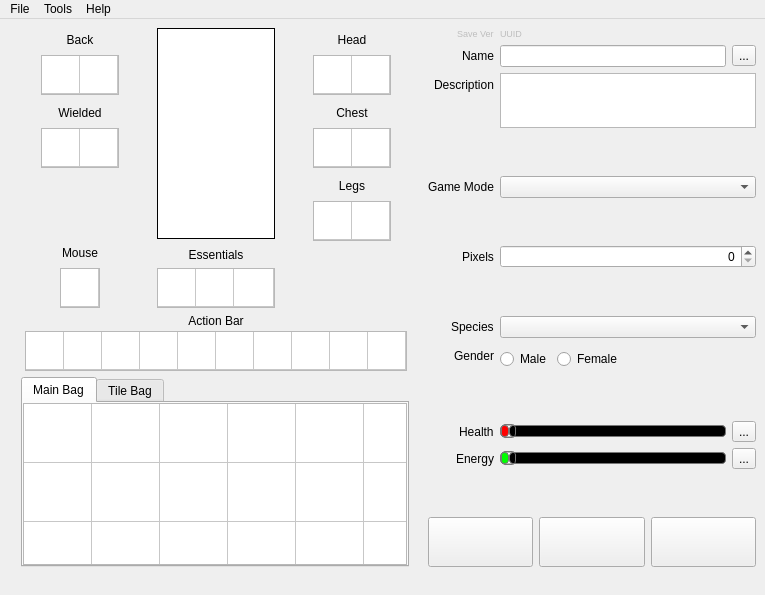
Old version of the form starcheat/templates/MainWindow.ui in the repository wizzomafizzo/starcheat.
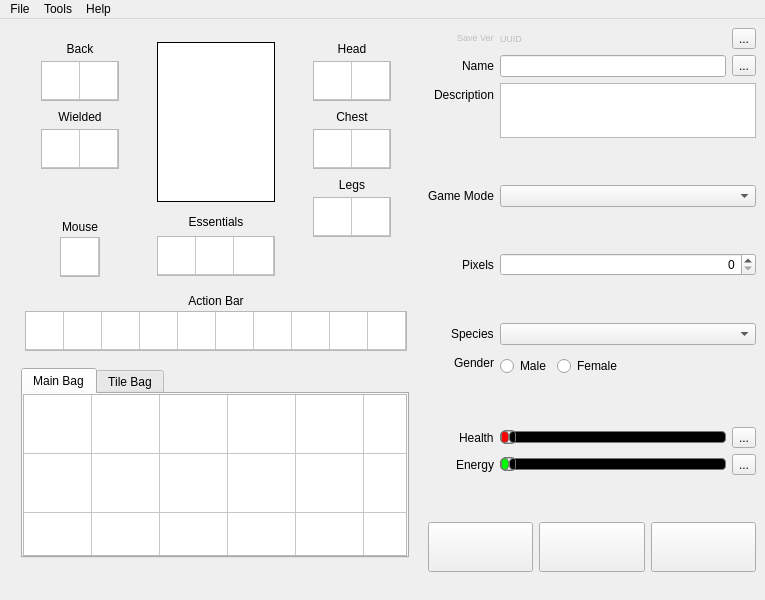
New version of the form. Icons and pictures are not drawn.

What changed in the file:
```diff
--- a/starcheat/templates/MainWindow.ui
+++ b/starcheat/templates/MainWindow.ui
@@ -7,7 +7,7 @@
     <x>0</x>
     <y>0</y>
     <width>765</width>
-    <height>595</height>
+    <height>600</height>
    </rect>
   </property>
   <property name="windowTitle">
@@ -18,7 +18,7 @@
     <normaloff>:/starcheat/images/starcheat_64_single.png</normaloff>:/starcheat/images/starcheat_64_single.png</iconset>
   </property>
   <widget class="QWidget" name="centralwidget">
-   <layout class="QHBoxLayout" name="horizontalLayout_4">
+   <layout class="QHBoxLayout" name="horizontalLayout_7">
     <item>
      <layout class="QVBoxLayout" name="verticalLayout_6">
       <item>
@@ -458,7 +458,7 @@
           <property name="maximumSize">
            <size>
             <width>118</width>
-            <height>16777215</height>
+            <height>160</height>
            </size>
           </property>
           <property name="styleSheet">
@@ -1623,6 +1623,9 @@
      <layout class="QVBoxLayout" name="verticalLayout_7">
       <item>
        <layout class="QFormLayout" name="formLayout">
+        <property name="fieldGrowthPolicy">
+         <enum>QFormLayout::AllNonFixedFieldsGrow</enum>
+        </property>
         <property name="labelAlignment">
          <set>Qt::AlignRight|Qt::AlignTrailing|Qt::AlignVCenter</set>
         </property>
@@ -1644,24 +1647,6 @@
           </property>
          </widget>
         </item>
-        <item row="0" column="1">
-         <widget class="QLabel" name="uuid_label">
-          <property name="enabled">
-           <bool>false</bool>
-          </property>
-          <property name="font">
-           <font>
-            <pointsize>7</pointsize>
-           </font>
-          </property>
-          <property name="text">
-           <string>UUID</string>
-          </property>
-          <property name="alignment">
-           <set>Qt::AlignLeading|Qt::AlignLeft|Qt::AlignVCenter</set>
-          </property>
-         </widget>
-        </item>
         <item row="1" column="0">
          <widget class="QLabel" name="name_label">
           <property name="text">
@@ -1689,6 +1674,12 @@
              <iconset resource="../resources.qrc">
               <normaloff>:/starcheat/images/icons/glyphicons_322_playing_dices.png</normaloff>:/starcheat/images/icons/glyphicons_322_playing_dices.png</iconset>
             </property>
+            <property name="iconSize">
+             <size>
+              <width>20</width>
+              <height>20</height>
+             </size>
+            </property>
            </widget>
           </item>
          </layout>
@@ -1723,8 +1714,8 @@
           </property>
           <property name="sizeHint" stdset="0">
            <size>
-            <width>20</width>
-            <height>60</height>
+            <width>220</width>
+            <height>75</height>
            </size>
           </property>
          </spacer>
@@ -1753,8 +1744,8 @@
           </property>
           <property name="sizeHint" stdset="0">
            <size>
-            <width>20</width>
-            <height>60</height>
+            <width>220</width>
+            <height>75</height>
            </size>
           </property>
          </spacer>
@@ -1804,8 +1795,8 @@
           </property>
           <property name="sizeHint" stdset="0">
            <size>
-            <width>20</width>
-            <height>60</height>
+            <width>220</width>
+            <height>75</height>
            </size>
           </property>
          </spacer>
@@ -1905,8 +1896,8 @@
           </property>
           <property name="sizeHint" stdset="0">
            <size>
-            <width>20</width>
-            <height>60</height>
+            <width>220</width>
+            <height>75</height>
            </size>
           </property>
          </spacer>
@@ -1977,6 +1968,12 @@
              <iconset resource="../resources.qrc">
               <normaloff>:/starcheat/images/icons/glyphicons_halflings_097_plus.png</normaloff>:/starcheat/images/icons/glyphicons_halflings_097_plus.png</iconset>
             </property>
+            <property name="iconSize">
+             <size>
+              <width>20</width>
+              <height>20</height>
+             </size>
+            </property>
            </widget>
           </item>
          </layout>
@@ -2050,6 +2047,12 @@
              <iconset resource="../resources.qrc">
               <normaloff>:/starcheat/images/icons/glyphicons_halflings_097_plus.png</normaloff>:/starcheat/images/icons/glyphicons_halflings_097_plus.png</iconset>
             </property>
+            <property name="iconSize">
+             <size>
+              <width>20</width>
+              <height>20</height>
+             </size>
+            </property>
            </widget>
           </item>
          </layout>
@@ -2061,12 +2064,54 @@
           </property>
           <property name="sizeHint" stdset="0">
            <size>
-            <width>20</width>
-            <height>60</height>
+            <width>220</width>
+            <height>75</height>
            </size>
           </property>
          </spacer>
         </item>
+        <item row="0" column="1">
+         <layout class="QHBoxLayout" name="horizontalLayout_4">
+          <item>
+           <widget class="QLabel" name="uuid_label">
+            <property name="enabled">
+             <bool>false</bool>
+            </property>
+            <property name="font">
+             <font>
+              <pointsize>7</pointsize>
+             </font>
+            </property>
+            <property name="text">
+             <string>UUID</string>
+            </property>
+            <property name="alignment">
+             <set>Qt::AlignLeading|Qt::AlignLeft|Qt::AlignVCenter</set>
+            </property>
+           </widget>
+          </item>
+          <item>
+           <widget class="QToolButton" name="toolButton">
+            <property name="toolTip">
+             <string>Copy UUID</string>
+            </property>
+            <property name="text">
+             <string>...</string>
+            </property>
+            <property name="icon">
+             <iconset resource="../resources.qrc">
+              <normaloff>:/starcheat/images/icons/glyphicons_halflings_094_share-alt.png</normaloff>:/starcheat/images/icons/glyphicons_halflings_094_share-alt.png</iconset>
+            </property>
+            <property name="iconSize">
+             <size>
+              <width>20</width>
+              <height>20</height>
+             </size>
+            </property>
+           </widget>
+          </item>
+         </layout>
+        </item>
        </layout>
       </item>
       <item>
```
Left out of the diff: 2 changed lines with no effect on the pictures.
